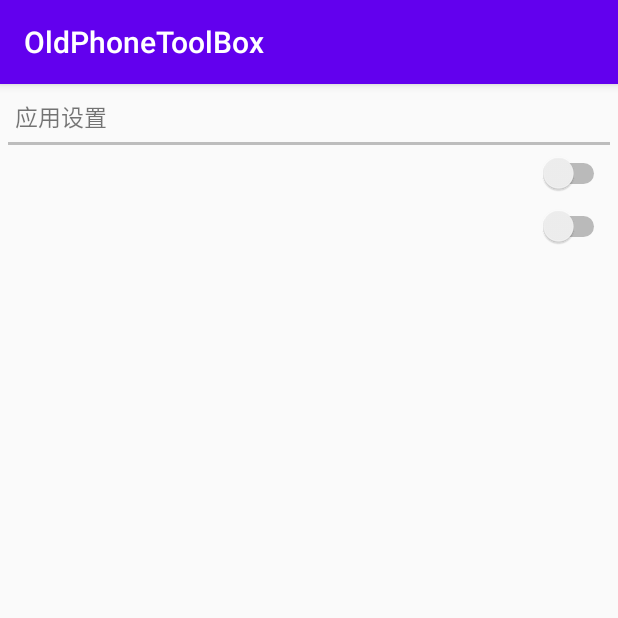
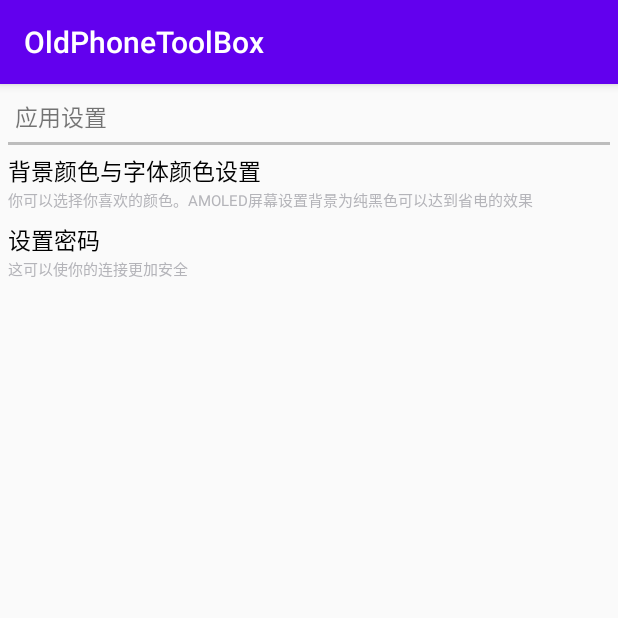
Before and after one commit to onear233/oldPhoneToolbox, an Android app: the SettingActivity screen opened directly, with no data from a screen before it, on a phone screen of 412 x 824 dp, the top half of it. Run offline under Robolectric (Android 15) with nearby library versions, the phone set to English and light mode, and no system bars; network calls fail; 1 statement that could not run was skipped.

Commit message:
设置增加功能

```diff
--- /dev/null
+++ b/app/src/main/java/com/oldphonetoolbox/onear/Constant.java
@@ -0,0 +1,10 @@
+package com.oldphonetoolbox.onear;
+
+public class Constant {
+    final String settingsColorTitle = "背景颜色与字体颜色设置";
+    final String settingsColorDesc = "你可以选择你喜欢的颜色。AMOLED屏幕设置背景为纯黑色可以达到省电的效果";
+    final String settingsPasswordTitle = "设置密码";
+    final String settingsPasswordDesc = "这可以使你的连接更加安全";
+
+
+}
--- a/app/src/main/java/com/oldphonetoolbox/onear/MainActivity.java
+++ b/app/src/main/java/com/oldphonetoolbox/onear/MainActivity.java
@@ -52,6 +52,7 @@ public class MainActivity extends AppCompatActivity implements View.OnClickListe
         });
         socket.setDaemon(true);
         socket.start();
+
     }
 
     @Override
--- a/app/src/main/java/com/oldphonetoolbox/onear/SettingActivity.java
+++ b/app/src/main/java/com/oldphonetoolbox/onear/SettingActivity.java
@@ -14,13 +14,12 @@ import java.util.Map;
 
 public class SettingActivity extends AppCompatActivity {
     //数据源，tittleArray为标题，descriptionArray为描述
-    String settingsColorTitle = getString(R.string.settings_color_title);
-    String settingsColorDesc = getString(R.string.settings_color_desc);
-    String settingsPasswordTitle = getString(R.string.settings_password_title);
-    String settingsPasswordDesc = getString(R.string.settings_password_desc);
 
-    private final String[] titleArray = {settingsColorTitle,settingsColorDesc};
-    private final String[] descriptionArray = {settingsPasswordTitle,settingsPasswordDesc};
+    Constant constant = new Constant();
+    private final String[] titleArray = {constant.settingsColorTitle,constant.settingsPasswordTitle};
+    private final String[] descriptionArray = {constant.settingsColorDesc,constant.settingsPasswordDesc};
+
+
 
     @Override
     protected void onCreate(Bundle savedInstanceState) {
@@ -37,8 +36,9 @@ public class SettingActivity extends AppCompatActivity {
             item.put("desc",descriptionArray[i]);
             list.add(item);
         }
-        SimpleAdapter simpleAdapter = new SimpleAdapter(this,list,R.layout.simple_list_item,new String[]{"title","desc"},new int[]{R.id.setting_item_tittle,R.id.setting_item_desc});
+        SimpleAdapter simpleAdapter = new SimpleAdapter(this,list,R.layout.simple_list_item_tv_only,new String[]{"title","desc"},new int[]{R.id.setting_item_tittle,R.id.setting_item_desc});
         ListView lv_settings = findViewById(R.id.lv_settings);
         lv_settings.setAdapter(simpleAdapter);
+        lv_settings.Listener
     }
 }
--- a/app/src/main/res/layout/activity_setting.xml
+++ b/app/src/main/res/layout/activity_setting.xml
@@ -35,7 +35,8 @@
         android:paddingRight="2sp"
         android:paddingStart="5dp"
         android:paddingEnd="5dp"
-        android:divider="@null">
+        android:divider="@color/transparent"
+        android:dividerHeight="7dp">
 
     </ListView>
 
--- /dev/null
+++ b/app/src/main/res/layout/simple_list_item_tv_only.xml
@@ -0,0 +1,27 @@
+<?xml version="1.0" encoding="utf-8"?>
+<LinearLayout xmlns:android="http://schemas.android.com/apk/res/android"
+    android:orientation="horizontal"
+    android:layout_width="match_parent"
+    android:layout_height="match_parent">
+
+    <LinearLayout
+        android:layout_width="0dp"
+        android:layout_weight="3"
+        android:layout_height="wrap_content"
+        android:orientation="vertical">
+        <TextView
+            android:id="@+id/setting_item_tittle"
+            android:layout_width="wrap_content"
+            android:layout_height="wrap_content"
+            android:textColor="@color/black"
+            android:textSize="15sp"/>
+        <TextView
+            android:id="@+id/setting_item_desc"
+            android:layout_width="wrap_content"
+            android:layout_height="wrap_content"
+            android:textColor="@color/description_gray"
+            android:textSize="10sp"/>
+    </LinearLayout>
+
+
+</LinearLayout>
```
